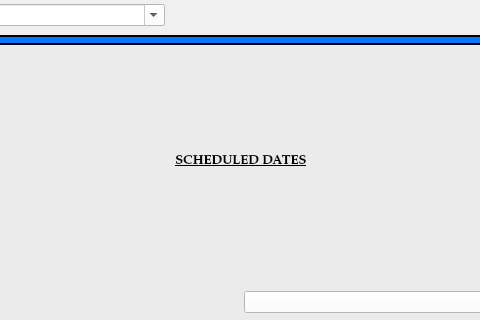
Before: the Qt Designer form package/views/ui/GeneralNoticeOfHearingDialog.ui in HunterProgram22/MuniEntry, drawn with Qt 5; both pictures show x 303 to 783 and y 168 to 488 of the 1088 by 737 pixel window.
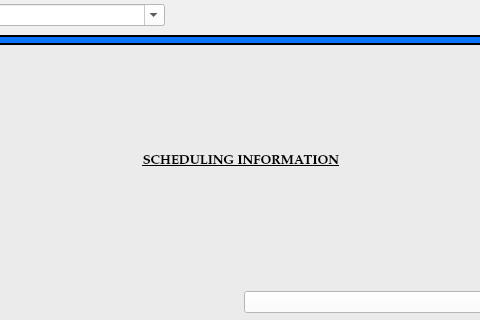
After: the same form once the commit is applied. Custom widgets are drawn as their Qt base class.

The edit to the form file:
```diff
--- a/package/views/ui/GeneralNoticeOfHearingDialog.ui
+++ b/package/views/ui/GeneralNoticeOfHearingDialog.ui
@@ -282,7 +282,7 @@
                   </font>
                  </property>
                  <property name="text">
-                  <string>SCHEDULED DATES</string>
+                  <string>SCHEDULING INFORMATION</string>
                  </property>
                  <property name="alignment">
                   <set>Qt::AlignCenter</set>
```
Left out of the diff: 2 changed lines with no effect on the pictures.
